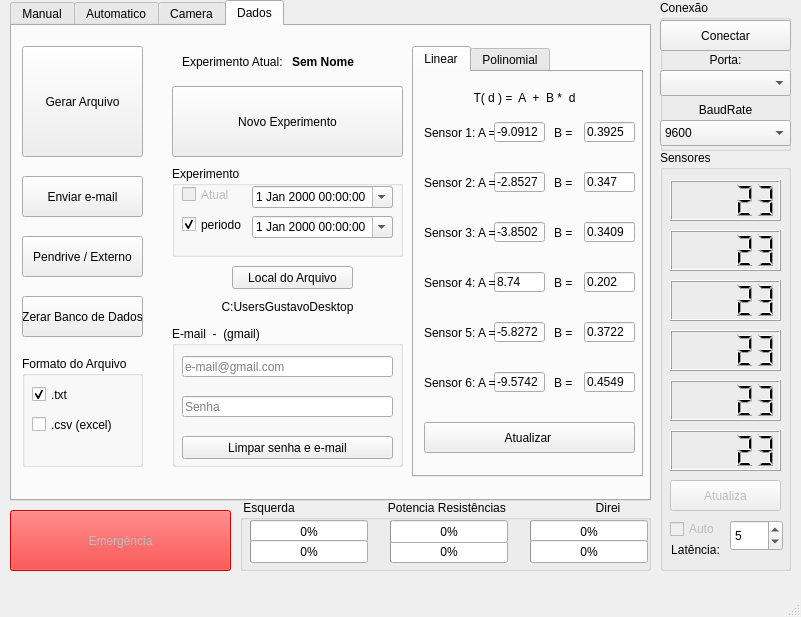
Old version of the form Controle_Forno/forno_design.ui in the repository Atzingen/controleForno-interface.
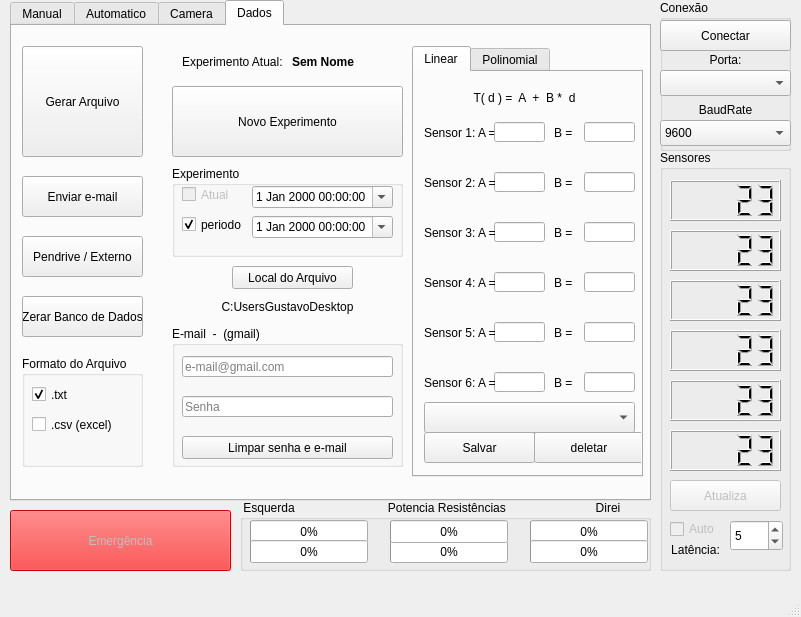
New version of the form. The open tabs and pages were chosen to show the change. Custom widgets are drawn as their Qt base class.

Diff of the .ui file:
```diff
--- a/Controle_Forno/forno_design.ui
+++ b/Controle_Forno/forno_design.ui
@@ -1405,7 +1405,7 @@
          </rect>
         </property>
         <property name="text">
-         <string>-9.0912</string>
+         <string/>
         </property>
        </widget>
        <widget class="QLabel" name="label_22">
@@ -1431,7 +1431,7 @@
          </rect>
         </property>
         <property name="text">
-         <string>0.3925</string>
+         <string/>
         </property>
        </widget>
        <widget class="QLineEdit" name="lineEdit_6">
@@ -1444,7 +1444,7 @@
          </rect>
         </property>
         <property name="text">
-         <string>0.347</string>
+         <string/>
         </property>
        </widget>
        <widget class="QLineEdit" name="lineEdit_7">
@@ -1457,7 +1457,7 @@
          </rect>
         </property>
         <property name="text">
-         <string>-2.8527</string>
+         <string/>
         </property>
        </widget>
        <widget class="QLabel" name="label_23">
@@ -1496,7 +1496,7 @@
          </rect>
         </property>
         <property name="text">
-         <string>0.3409</string>
+         <string/>
         </property>
        </widget>
        <widget class="QLineEdit" name="lineEdit_9">
@@ -1509,7 +1509,7 @@
          </rect>
         </property>
         <property name="text">
-         <string>-3.8502</string>
+         <string/>
         </property>
        </widget>
        <widget class="QLabel" name="label_25">
@@ -1548,7 +1548,7 @@
          </rect>
         </property>
         <property name="text">
-         <string>0.202</string>
+         <string/>
         </property>
        </widget>
        <widget class="QLineEdit" name="lineEdit_11">
@@ -1561,7 +1561,7 @@
          </rect>
         </property>
         <property name="text">
-         <string>8.74</string>
+         <string/>
         </property>
        </widget>
        <widget class="QLabel" name="label_27">
@@ -1600,7 +1600,7 @@
          </rect>
         </property>
         <property name="text">
-         <string>0.3722</string>
+         <string/>
         </property>
        </widget>
        <widget class="QLineEdit" name="lineEdit_13">
@@ -1613,7 +1613,7 @@
          </rect>
         </property>
         <property name="text">
-         <string>-5.8272</string>
+         <string/>
         </property>
        </widget>
        <widget class="QLabel" name="label_29">
@@ -1652,7 +1652,7 @@
          </rect>
         </property>
         <property name="text">
-         <string>0.4549</string>
+         <string/>
         </property>
        </widget>
        <widget class="QLineEdit" name="lineEdit_15">
@@ -1665,7 +1665,7 @@
          </rect>
         </property>
         <property name="text">
-         <string>-9.5742</string>
+         <string/>
         </property>
        </widget>
        <widget class="QLabel" name="label_31">
@@ -1698,13 +1698,36 @@
         <property name="geometry">
          <rect>
           <x>10</x>
-          <y>350</y>
+          <y>360</y>
+          <width>111</width>
+          <height>31</height>
+         </rect>
+        </property>
+        <property name="text">
+         <string>Salvar</string>
+        </property>
+       </widget>
+       <widget class="QComboBox" name="comboBox_4">
+        <property name="geometry">
+         <rect>
+          <x>10</x>
+          <y>330</y>
           <width>211</width>
           <height>31</height>
          </rect>
         </property>
+       </widget>
+       <widget class="QPushButton" name="pushButton_19">
+        <property name="geometry">
+         <rect>
+          <x>120</x>
+          <y>360</y>
+          <width>110</width>
+          <height>31</height>
+         </rect>
+        </property>
         <property name="text">
-         <string>Atualizar </string>
+         <string>deletar</string>
         </property>
        </widget>
       </widget>
```
Left out of the diff: 2 changed lines with no effect on the pictures.
